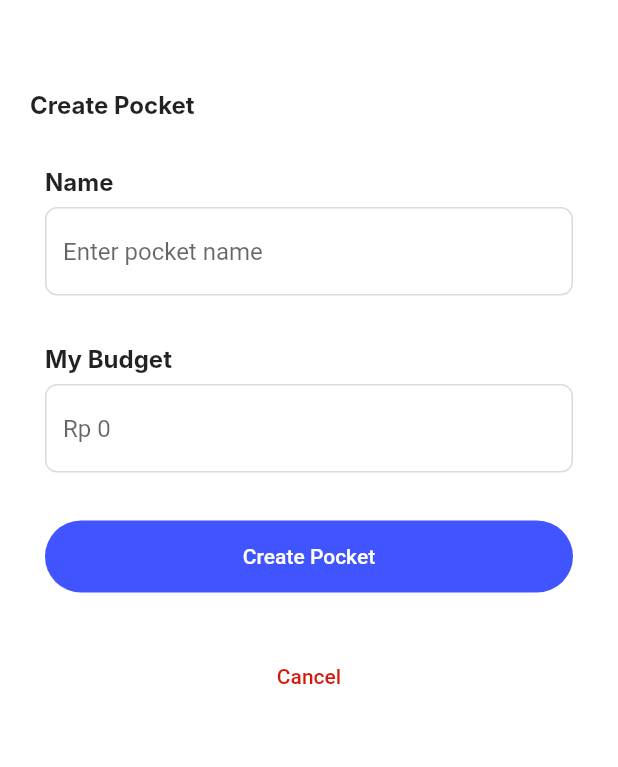
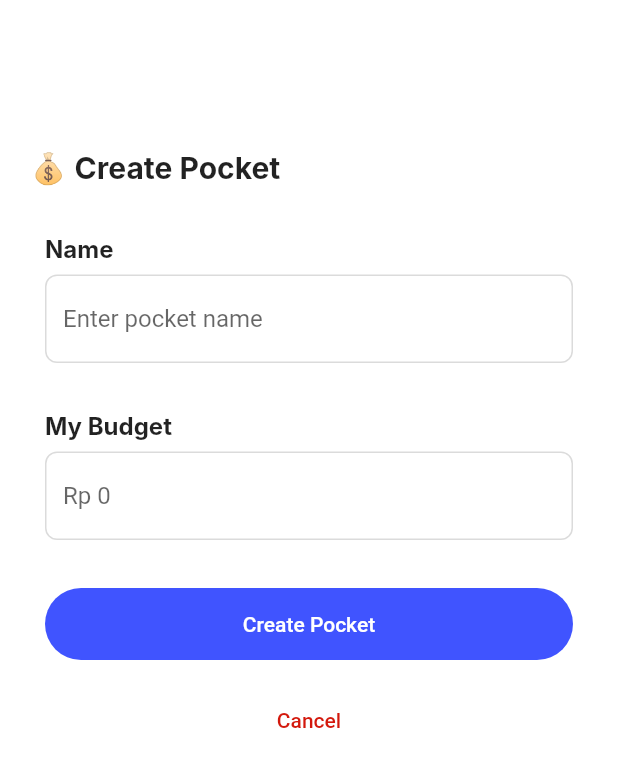
Before and after one commit to PPL-Waffar/iSaveit-flutter, a Flutter app: the CreatePocket screen opened directly with empty values, on a phone screen of 412 x 824 dp. Shown: the top 767 px of the screen. Run offline on Flutter 3.47's test engine with Material 2 defaults, Android fonts, the phone set to English and light mode, and no system bars; our stand-ins replace carousel_slider, pie_chart, shared_preferences; accounts and stored records are empty; Roboto replaces fonts that are missing (Inter).

Commit message:
[REFACTOR] Finalize create pocket interface

```diff
--- a/lib/page/pocket/create_pocket.dart
+++ b/lib/page/pocket/create_pocket.dart
@@ -59,17 +59,17 @@ class _CreatePocketPage extends State<CreatePocket> {
                 key: _formKey,
                 child: Column(
                   mainAxisAlignment: MainAxisAlignment.start,
-                  children: [
-                    const SizedBox(height: 60),
+                  children:  <Widget>[
+                    const SizedBox(height: 100),
 
                     //Create pocket title
                     Container(
                       margin: const EdgeInsets.only(left: 20),
                       alignment: Alignment.topLeft,
-                      child: const Text('Create Pocket',
+                      child: const Text('💰 Create Pocket',
                           style: TextStyle(
                               fontFamily: 'Inter',
-                              fontSize: 16,
+                              fontSize: 20,
                               fontWeight: FontWeight.w700)),
                     ),
 
@@ -183,7 +183,7 @@ class _CreatePocketPage extends State<CreatePocket> {
                           child: const Text('Create Pocket')),
                     ),
 
-                    const SizedBox(height: 32),
+                    const SizedBox(height: 16),
 
                     TextButton(
                       key: const Key("cancelCreatePocket"),
```
